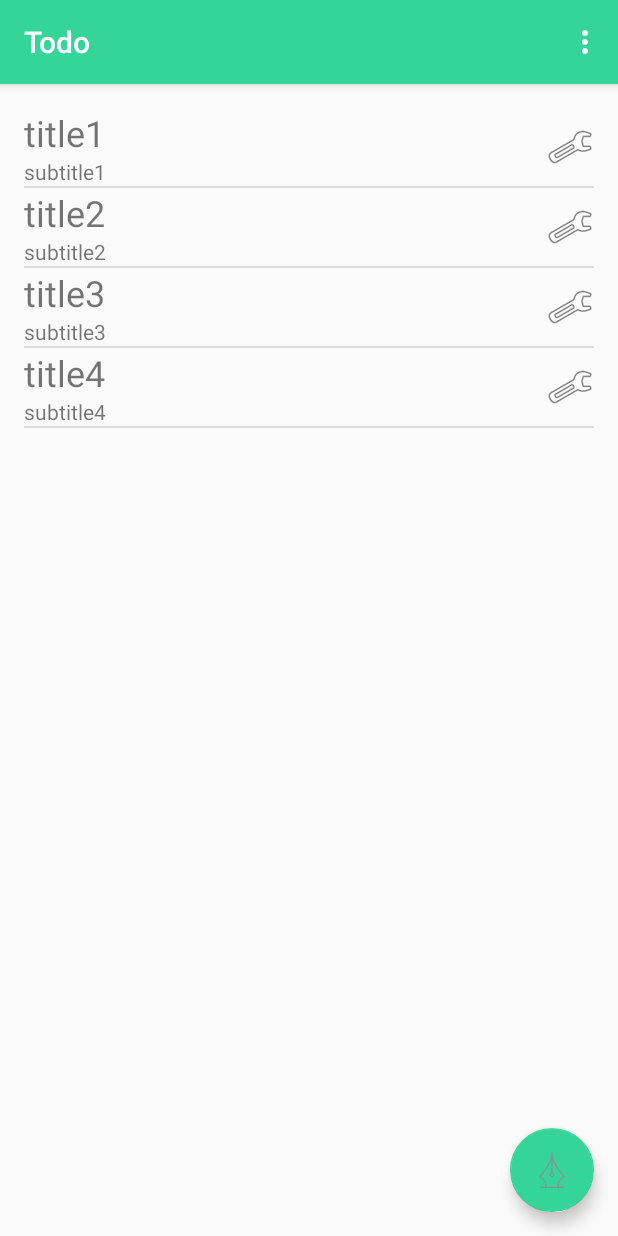
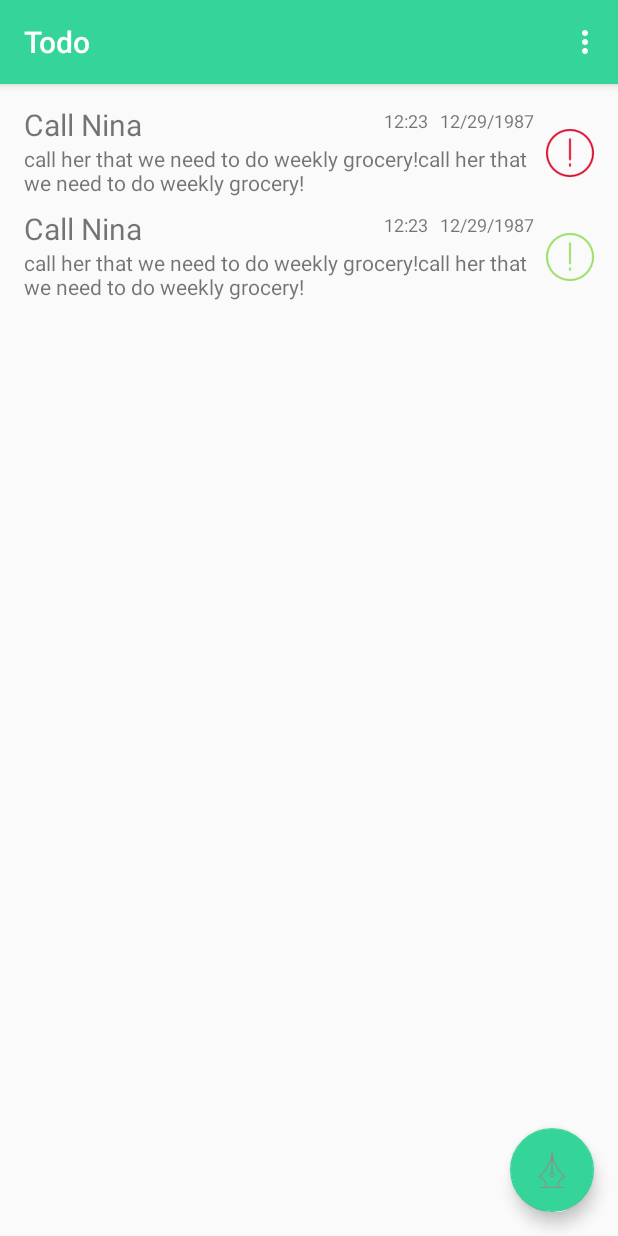
Before and after one commit to changchingchi/Todos, an Android app: the screen it shows after launch (MainActivity), on a phone screen of 412 x 824 dp. Run offline under Robolectric (Android 15) with nearby library versions, the phone set to English and light mode, and no system bars.

Commit message:
update priority drawable png files and tune the UI using constrainsLayout

```diff
--- a/app/build.gradle
+++ b/app/build.gradle
@@ -11,6 +11,10 @@ android {
         versionName "1.0"
         testInstrumentationRunner "android.support.test.runner.AndroidJUnitRunner"
     }
+    lintOptions {
+        abortOnError false
+    }
+
     buildTypes {
         release {
             minifyEnabled false
@@ -27,4 +31,5 @@ dependencies {
     compile 'com.android.support:appcompat-v7:24.2.1'
     compile 'com.android.support:design:24.2.1'
     testCompile 'junit:junit:4.12'
+    compile 'com.android.support.constraint:constraint-layout:1.0.0-beta2'
 }
--- a/app/src/main/java/com/chchi/todo/FragmentController/EditPriorityFragment.java
+++ b/app/src/main/java/com/chchi/todo/FragmentController/EditPriorityFragment.java
@@ -25,7 +25,7 @@ public class EditPriorityFragment extends DialogFragment {
         View v = inflater.inflate(R.layout.fragment_priority, container, false);
 
         String [] values =
-                {"Time at Residence","Under 6 months","6-12 months","1-2 years","2-4 years","4-8 years","8-15 years","Over 15 years",};
+                {"High","Normal","Low",};
         final Spinner spinner = (Spinner) v.findViewById(R.id.spinner);
         ArrayAdapter<String> adapter = new ArrayAdapter<>(this.getActivity(), android.R.layout.simple_spinner_item, values);
         adapter.setDropDownViewResource(android.R.layout.simple_dropdown_item_1line);
--- a/app/src/main/java/com/chchi/todo/ListViewController/Todo.java
+++ b/app/src/main/java/com/chchi/todo/ListViewController/Todo.java
@@ -1,4 +1,6 @@
 package com.chchi.todo.ListViewController;
+
+import java.util.HashMap;
 
 /**
  * Created by chchi on 10/26/16.
@@ -6,10 +8,18 @@ package com.chchi.todo.ListViewController;
 
 public class Todo {
     public String title;
-    public String subTitle;
+    public String description;
+    public String priority;
+    public String date;
+    public String time;
 
-    public Todo(String title, String subTitle){
-        this.title = title;
-        this.subTitle = subTitle;
+
+    public Todo(HashMap <String,String> map){
+        //further validation needed.
+        this.title = map.get("title");
+        this.description = map.get("description");
+        this.priority = map.get("priority");
+        this.date = map.get("date");
+        this.time = map.get("time");
     }
 }
--- a/app/src/main/java/com/chchi/todo/ListViewController/TodoAdaptor.java
+++ b/app/src/main/java/com/chchi/todo/ListViewController/TodoAdaptor.java
@@ -9,6 +9,9 @@ import android.widget.BaseAdapter;
 import com.chchi.todo.R;
 
 import java.util.ArrayList;
+import java.util.HashMap;
+
+import static com.chchi.todo.R.layout.todo;
 
 /**
  * Created by chchi on 10/26/16.
@@ -20,11 +23,22 @@ public class TodoAdaptor extends BaseAdapter {
     Context context;
     public TodoAdaptor(Context context){
         this.context = context;
-        arrayList = new ArrayList<Todo>();
-        arrayList.add(new Todo("title1","subtitle1"));
-        arrayList.add(new Todo("title2","subtitle2"));
-        arrayList.add(new Todo("title3","subtitle3"));
-        arrayList.add(new Todo("title4","subtitle4"));
+        arrayList = new ArrayList<>();
+        HashMap<String, String> todoItem = new HashMap<>();
+        todoItem.put("title","Call Nina");
+        todoItem.put("description","call her that we need to do weekly grocery!call her that we need to do weekly grocery!");
+        todoItem.put("time","12:23");
+        todoItem.put("date","12/29/1987");
+        todoItem.put("priority","high");
+        HashMap<String, String> todoItem2 = new HashMap<>();
+        todoItem2.put("title","Call Nina");
+        todoItem2.put("description","call her that we need to do weekly grocery!call her that we need to do weekly grocery!");
+        todoItem2.put("time","12:23");
+        todoItem2.put("date","12/29/1987");
+        todoItem2.put("priority","low");
+        arrayList.add(new Todo(todoItem));
+        arrayList.add(new Todo(todoItem2));
+
 
     }
     @Override
@@ -45,10 +59,10 @@ public class TodoAdaptor extends BaseAdapter {
     @Override
     public View getView(int position, View convertView, ViewGroup parent) {
         View view = convertView;
-        TodoViewHolder viewHolder = null;
+        TodoViewHolder viewHolder ;
         if(view == null){
             LayoutInflater inflater = (LayoutInflater) context.getSystemService(Context.LAYOUT_INFLATER_SERVICE);
-            view = inflater.inflate(R.layout.todo,parent,false);
+            view = inflater.inflate(todo,parent,false);
             // we let inflator init only when its 1st time.
             viewHolder = new TodoViewHolder(view);
             view.setTag(viewHolder);
@@ -58,7 +72,19 @@ public class TodoAdaptor extends BaseAdapter {
 
         Todo todo = arrayList.get(position);
         viewHolder.title.setText(todo.title);
-        viewHolder.subTitle.setText(todo.subTitle);
+        viewHolder.description.setText(todo.description);
+        viewHolder.time.setText(todo.time);
+        viewHolder.date.setText(todo.date);
+        switch (todo.priority){
+            case "high":
+                viewHolder.priority.setImageResource(R.drawable.priority_high);
+                break;
+            case "low":
+                viewHolder.priority.setImageResource(R.drawable.priority_low);
+                break;
+            default:
+                viewHolder.priority.setImageResource(R.drawable.priority_normal);
+        }
         return view;
     }
 }
--- a/app/src/main/java/com/chchi/todo/ListViewController/TodoViewHolder.java
+++ b/app/src/main/java/com/chchi/todo/ListViewController/TodoViewHolder.java
@@ -1,6 +1,7 @@
 package com.chchi.todo.ListViewController;
 
 import android.view.View;
+import android.widget.ImageView;
 import android.widget.TextView;
 
 import com.chchi.todo.R;
@@ -11,11 +12,16 @@ import com.chchi.todo.R;
 
 public class TodoViewHolder {
     public TextView title;
-    public TextView subTitle;
-
+    public TextView description;
+    public ImageView priority;
+    public TextView time;
+    public TextView date;
     TodoViewHolder(View view){
-        this.title = (TextView) view.findViewById(R.id.title);
-        this.subTitle = (TextView) view.findViewById(R.id.subtitle);
+        this.title = (TextView) view.findViewById(R.id.todo_title);
+        this.description = (TextView) view.findViewById(R.id.todo_subtitle);
+        this.priority = (ImageView) view.findViewById(R.id.todo_Image_priority);
+        this.time = (TextView) view.findViewById(R.id.todo_time);
+        this.date = (TextView) view.findViewById(R.id.todo_date);
 
     }
 }
--- a/app/src/main/res/layout/content_main.xml
+++ b/app/src/main/res/layout/content_main.xml
@@ -19,5 +19,8 @@
         android:id="@+id/Listview"
         android:layout_alignParentTop="true"
         android:layout_alignParentLeft="true"
-        android:layout_alignParentStart="true" />
+        android:layout_alignParentStart="true"
+        android:divider="@android:color/transparent"
+        android:dividerHeight="10dp"
+        />
 </RelativeLayout>
--- a/app/src/main/res/layout/todo.xml
+++ b/app/src/main/res/layout/todo.xml
@@ -1,40 +1,81 @@
 <?xml version="1.0" encoding="utf-8"?>
-<RelativeLayout xmlns:android="http://schemas.android.com/apk/res/android"
+<android.support.constraint.ConstraintLayout xmlns:android="http://schemas.android.com/apk/res/android"
     xmlns:app="http://schemas.android.com/apk/res-auto"
-    android:orientation="vertical" android:layout_width="match_parent"
-    android:layout_height="match_parent">
+    xmlns:tools="http://schemas.android.com/tools"
+    android:orientation="vertical"
+    android:layout_width="match_parent"
+    android:layout_height="match_parent"
+    >
+
+    <ImageView
+        android:layout_width="32dp"
+        app:srcCompat="@android:drawable/ic_menu_manage"
+        android:id="@+id/todo_Image_priority"
+        android:layout_height="32dp"
+        app:layout_constraintBottom_toBottomOf="@+id/todo_subtitle"
+        tools:layout_constraintRight_creator="1"
+        app:layout_constraintRight_toRightOf="parent"
+        android:layout_marginTop="8dp"
+        app:layout_constraintTop_toTopOf="parent"
+        android:layout_marginBottom="8dp" />
 
     <TextView
-        android:id="@+id/subtitle"
-        android:layout_width="wrap_content"
+        android:id="@+id/todo_subtitle"
+        android:layout_width="0dp"
+        android:text="@string/subtitle"
         android:layout_height="wrap_content"
-        android:text="@string/subtitle"
-        android:layout_below="@+id/title"
-        android:layout_alignParentLeft="true"
-        android:layout_alignParentStart="true"
-        android:layout_toLeftOf="@+id/imageView"
-        android:layout_toStartOf="@+id/imageView" />
-
-    <ImageView
-        android:layout_width="wrap_content"
-        android:layout_height="wrap_content"
-        app:srcCompat="@android:drawable/ic_menu_manage"
-        android:id="@+id/imageView"
-        android:layout_alignParentTop="true"
-        android:layout_alignParentRight="true"
-        android:layout_alignParentEnd="true"
-        android:layout_alignBottom="@+id/subtitle" />
+        app:layout_constraintRight_toLeftOf="@+id/todo_Image_priority"
+        android:layout_marginEnd="8dp"
+        android:layout_marginRight="8dp"
+        app:layout_constraintLeft_toLeftOf="parent"
+        tools:layout_constraintTop_creator="1"
+        tools:layout_constraintRight_creator="1"
+        android:layout_marginTop="24dp"
+        tools:layout_constraintLeft_creator="1"
+        app:layout_constraintTop_toTopOf="parent" />
 
     <TextView
-        android:id="@+id/title"
-        android:layout_width="wrap_content"
+        android:id="@+id/todo_title"
+        android:layout_width="0dp"
         android:layout_height="wrap_content"
         android:text="@string/title"
-        android:textSize="24sp"
-        android:layout_alignParentTop="true"
-        android:layout_alignParentLeft="true"
-        android:layout_alignParentStart="true"
-        android:layout_toLeftOf="@+id/imageView"
-        android:layout_toStartOf="@+id/imageView" />
+        android:textSize="20sp"
+        app:layout_constraintBottom_toTopOf="@+id/todo_subtitle"
+        app:layout_constraintLeft_toLeftOf="parent"
+        app:layout_constraintRight_toLeftOf="@+id/todo_time"
+        android:layout_marginEnd="8dp"
+        android:layout_marginRight="8dp"
+        tools:layout_constraintRight_creator="1"
+        tools:layout_constraintLeft_creator="1" />
 
-</RelativeLayout>
+    <TextView
+        android:text="date"
+        android:layout_width="wrap_content"
+        android:id="@+id/todo_date"
+        android:textSize="12sp"
+        android:layout_height="0dp"
+        app:layout_constraintRight_toLeftOf="@+id/todo_Image_priority"
+        android:layout_marginEnd="8dp"
+        android:layout_marginRight="8dp"
+        tools:layout_constraintTop_creator="1"
+        tools:layout_constraintBottom_creator="1"
+        app:layout_constraintBottom_toTopOf="@+id/todo_subtitle"
+        android:layout_marginBottom="10dp"
+        app:layout_constraintTop_toTopOf="parent" />
+
+    <TextView
+        android:text="time"
+        android:layout_width="wrap_content"
+        android:id="@+id/todo_time"
+        android:textSize="12sp"
+        android:layout_height="0dp"
+        tools:layout_constraintTop_creator="1"
+        tools:layout_constraintBottom_creator="1"
+        app:layout_constraintBottom_toBottomOf="@+id/todo_date"
+        app:layout_constraintTop_toTopOf="parent"
+        app:layout_constraintVertical_bias="1.0"
+        app:layout_constraintRight_toLeftOf="@+id/todo_date"
+        android:layout_marginEnd="8dp"
+        android:layout_marginRight="8dp" />
+
+</android.support.constraint.ConstraintLayout>
--- a/build.gradle
+++ b/build.gradle
@@ -5,7 +5,7 @@ buildscript {
         jcenter()
     }
     dependencies {
-        classpath 'com.android.tools.build:gradle:2.2.0'
+        classpath 'com.android.tools.build:gradle:2.2.2'
 
         // NOTE: Do not place your application dependencies here; they belong
         // in the individual module build.gradle files
```
Also changed, not shown: app/src/main/res/drawable/priority_high.png (added), app/src/main/res/drawable/priority_low.png (added), app/src/main/res/drawable/priority_normal.png (added).
